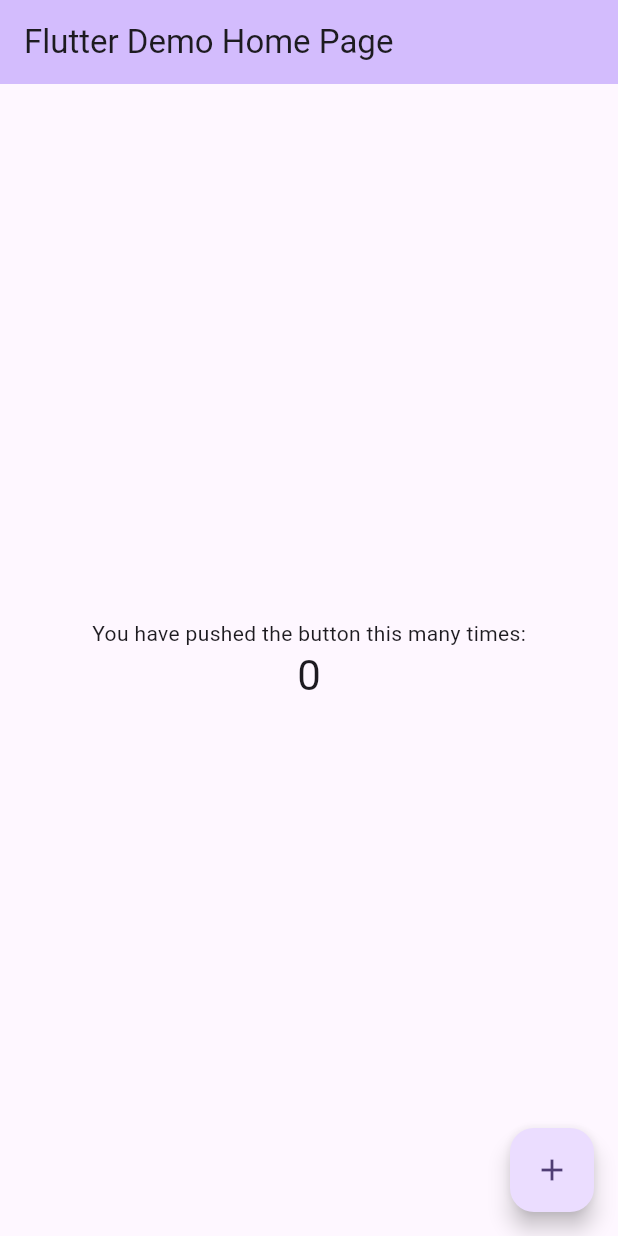
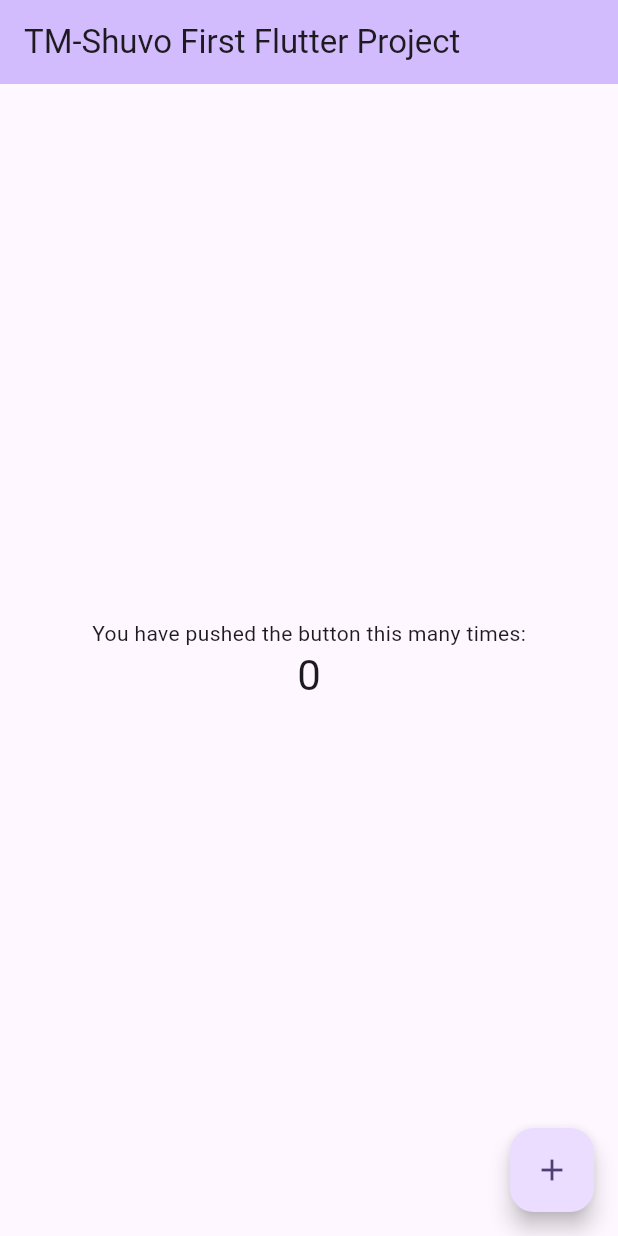
Before and after one commit to TM-Shuvo/appsu, a Flutter app: the screen it shows after launch, on a phone screen of 412 x 824 dp. Run offline on Flutter 3.47's test engine with Material 3 defaults, Android fonts, the phone set to English and light mode, and no system bars.

Commit message:
main Chance

```diff
--- a/lib/main.dart
+++ b/lib/main.dart
@@ -30,7 +30,7 @@ class MyApp extends StatelessWidget {
         // tested with just a hot reload.
         colorScheme: ColorScheme.fromSeed(seedColor: Colors.deepPurple),
       ),
-      home: const MyHomePage(title: 'Flutter Demo Home Page'),
+      home: const MyHomePage(title: 'TM-Shuvo First Flutter Project'),
     );
   }
 }
```
